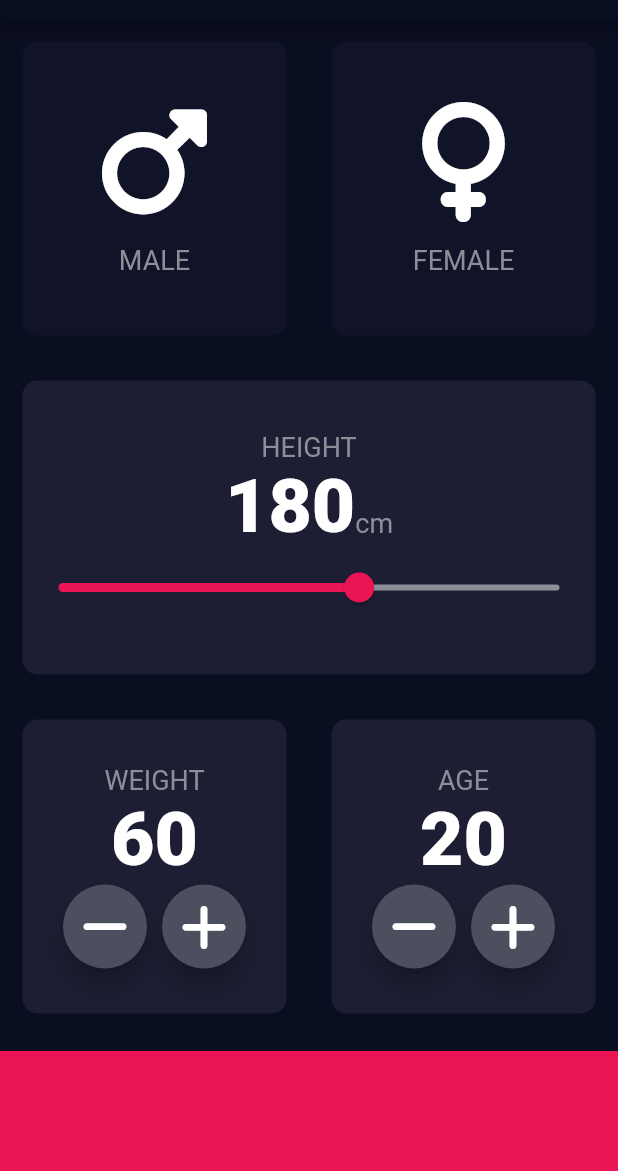
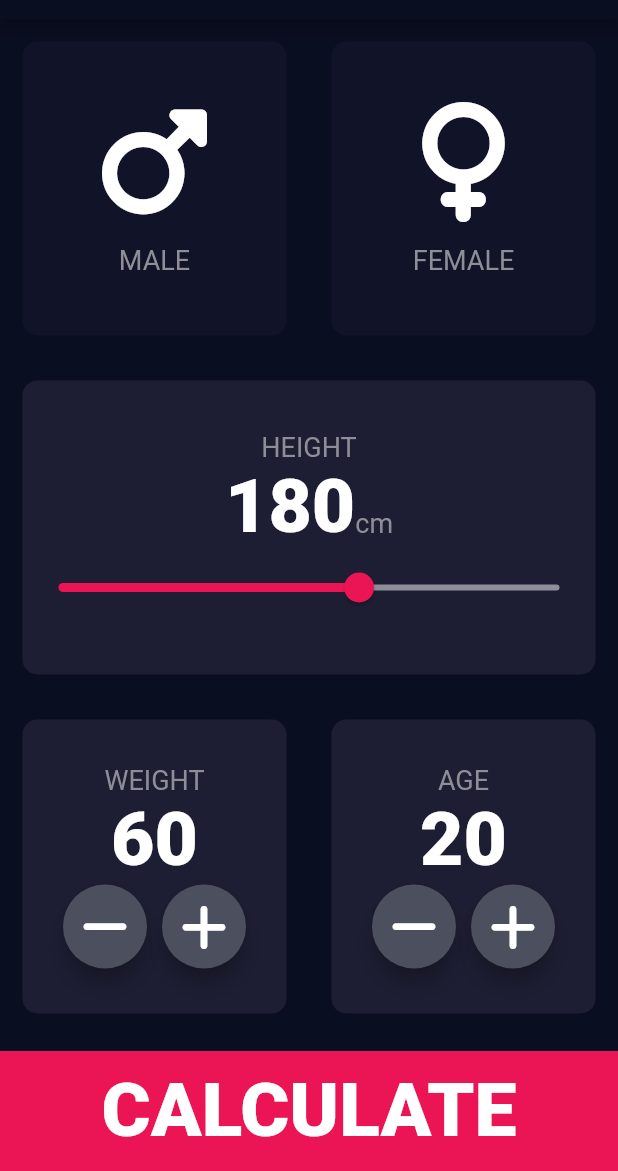
Before and after one commit to goyalh4164/BMI_CALCULATOR, a Flutter app: the screen it shows after launch, on a phone screen of 412 x 824 dp, the part 65-1236 px from its top. Run offline on Flutter 3.47's test engine with Material 2 defaults, Android fonts, the phone set to English and light mode, and no system bars; our stand-ins replace font_awesome_flutter.

```diff
--- a/lib/input_page.dart
+++ b/lib/input_page.dart
@@ -4,6 +4,7 @@ import 'package:font_awesome_flutter/font_awesome_flutter.dart';
 import 'icon_content.dart';
 import 'reusable_card.dart';
 import 'Constants.dart';
+import 'results_page.dart';
 
 enum Gender {
   male,
@@ -243,11 +244,27 @@ class _InputPageState extends State<InputPage> {
               ],
             ),
           ),
-          Container(
-            margin: EdgeInsets.only(top: 10.0),
-            width: double.infinity,
-            height: kBottomContainerHeight,
-            color: kBottomContainerColour,
+          GestureDetector(
+            onTap: () {
+              Navigator.push(
+                context,
+                MaterialPageRoute(
+                  builder: (context) => const ResultsPage(),
+                ),
+              );
+            },
+            child: Container(
+              child: Center(
+                child: Text(
+                  "CALCULATE",
+                  style: kNumberTextStyle,
+                ),
+              ),
+              margin: EdgeInsets.only(top: 10.0),
+              width: double.infinity,
+              height: kBottomContainerHeight,
+              color: kBottomContainerColour,
+            ),
           ),
         ],
       ),
```
Also changed, not shown: lib/results_page.dart (added, +17 -0 lines).
